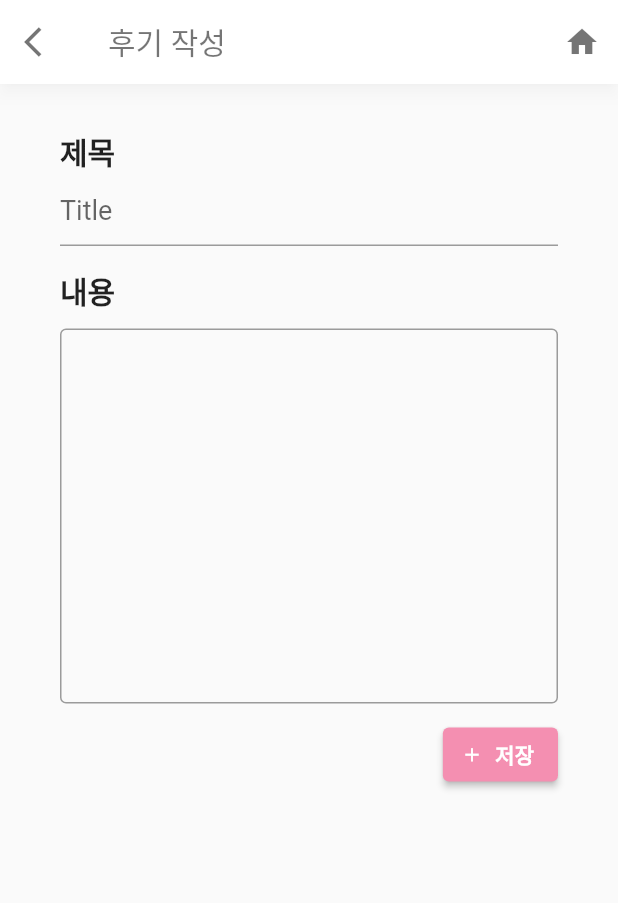
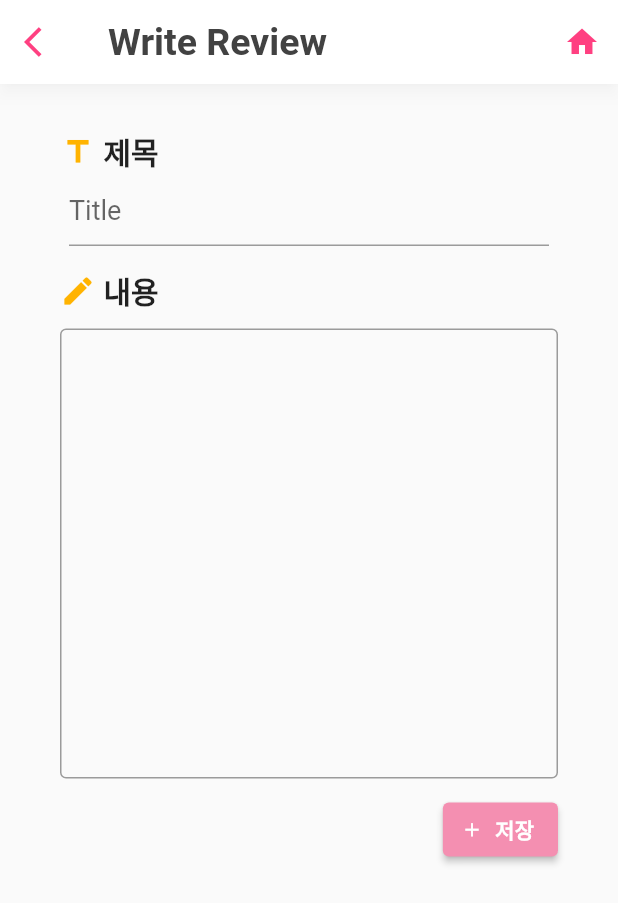
Before and after one commit to songyoungwoon/Flutter_Project_ReviewService_HookiLg, a Flutter app: the writeReview screen opened directly, on a phone screen of 412 x 824 dp. Shown: the top 903 px of the screen. Run offline on Flutter 3.47's test engine with Material 2 defaults, Android fonts, the phone set to English and light mode, and no system bars; our stand-ins replace carousel_slider, cloud_firestore, firebase_core, flutter_html, flutter_svg, material_floating_search_bar; accounts and stored records are empty; network calls fail.

Commit message:
updated design

```diff
--- a/lib/page/writeReview_page.dart
+++ b/lib/page/writeReview_page.dart
@@ -22,9 +22,15 @@ class _writeReviewState extends State<writeReview>{
   Widget build(BuildContext context) {
     return Scaffold(
       appBar: AppBar(
-          title: Text("후기 작성"),
+          title: Text("Write Review",
+          style: TextStyle(
+            color: Colors.grey[800],
+            fontWeight: FontWeight.bold,
+            fontSize: 25
+          ),),
           leading: IconButton(
-            icon: const Icon(Icons.arrow_back_ios),
+            icon: const Icon(Icons.arrow_back_ios,
+            color: Colors.pinkAccent),
             onPressed: () {
               Navigator.pop(context);
             },
@@ -32,7 +38,7 @@ class _writeReviewState extends State<writeReview>{
           actions: [
             Center(
               child: IconButton(
-                icon: Icon(Icons.home),
+                icon: Icon(Icons.home, color: Colors.pinkAccent),
                 onPressed: () {
                   Navigator.push(
                     context,
@@ -57,13 +63,19 @@ class _writeReviewState extends State<writeReview>{
                   children: [
                     titleSection(),
                     SizedBox(height: 15),
+                    Row(
+                      children: [
+                        Icon(Icons.create,color: Colors.amber[600]),
+                        SizedBox(width: 5,),
                         Text("내용",
                         style: TextStyle(
                            fontSize: 20,
                            fontWeight: FontWeight.bold
                         )),
+                      ],
+                    ),
                     SizedBox(height: 10),
-                    wirteText(40,250,'writeReview'),
+                    wirteText(50,300,'writeReview'),
                   ],
                 )
               ),
@@ -104,15 +116,24 @@ Widget titleSection(){
     child: Column(
       crossAxisAlignment: CrossAxisAlignment.start,
       children: [
+        Row(
+          mainAxisAlignment: MainAxisAlignment.start,
+          children: [
+            Icon(Icons.title,color: Colors.amber[600],),
+            SizedBox(width:5),
             Text("제목",
               style: TextStyle(
                 fontSize: 20,
                 fontWeight: FontWeight.bold,
-            // color: Colors.pinkAccent
               ),
             ),
+          ],
+        ),
 
-        TextField(
+        Center(
+          child: Container(
+            width: 320,
+            child: TextField(
               style: TextStyle(
                 fontSize: 18,
                 ),
@@ -122,6 +143,8 @@ Widget titleSection(){
               onChanged: (value){
                 title_text=value;
               },
+            ),
+          ),
         )
       ],
     ),
```
Also changed, not shown: lib/page/reviewList_page.dart (+14 -9 lines), lib/page/searchResult_page.dart (+12 -6 lines), lib/page/showReview_page.dart (+6 -5 lines), lib/screen/home.dart (+15 -3 lines), lib/screen/my_page.dart (+26 -4 lines), lib/widget/search_bar.dart (+6 -3 lines). Lines whose indentation alone changed are shown as unchanged.
